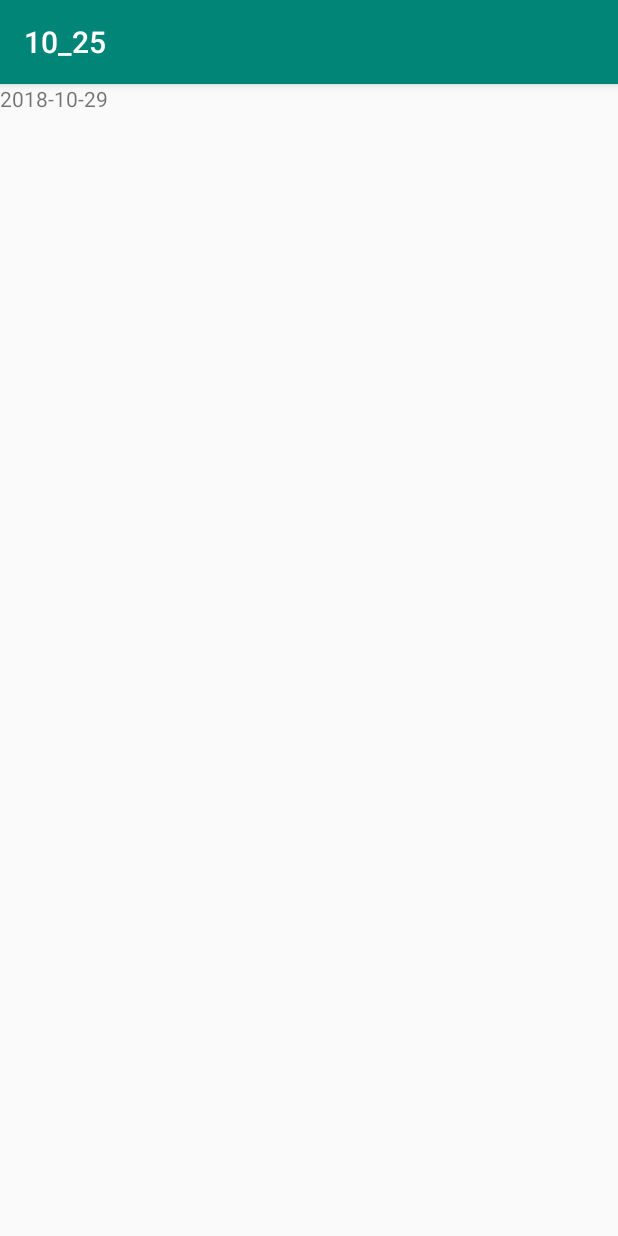
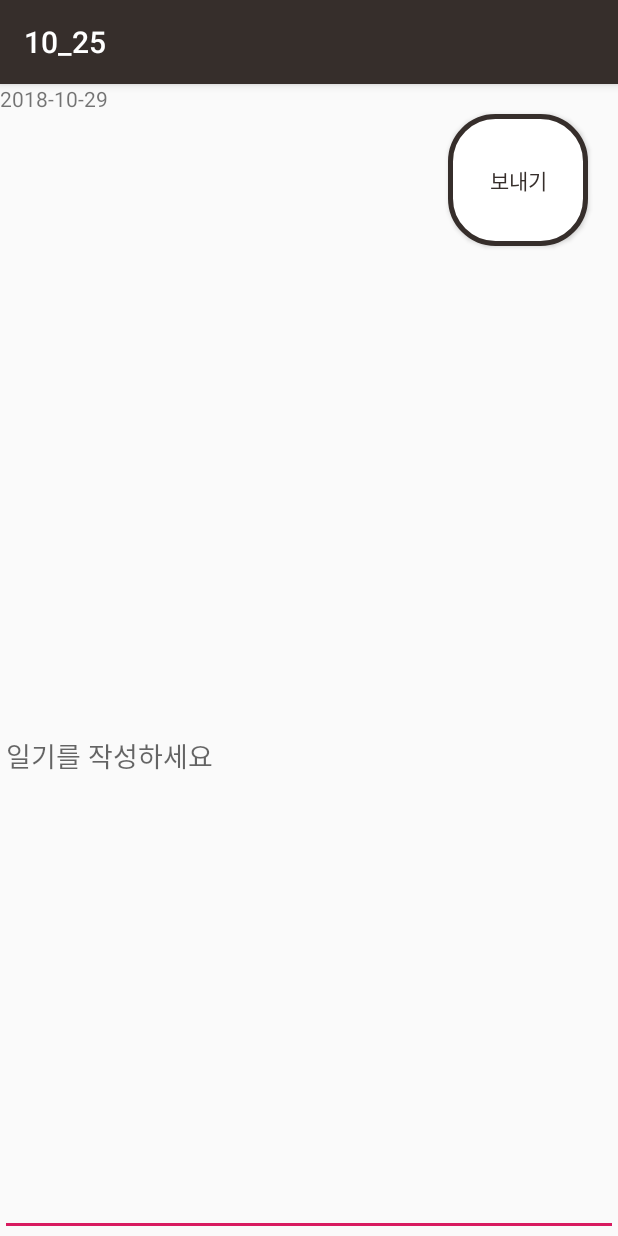
Before and after one commit to Kibaepark/diary, an Android app: the MainActivity screen opened directly, with no data from a screen before it, after a tap on "일기쓰기", on a phone screen of 412 x 824 dp. Run offline under Robolectric (Android 15) with nearby library versions, the phone set to English and light mode, and no system bars; libraries missing offline, so code that uses them is left out: com.kakao.usermgmt.

Commit message:
일기 전송 성공

```diff
--- a/app/src/main/java/com/example/ki/a10_25/MainActivity.java
+++ b/app/src/main/java/com/example/ki/a10_25/MainActivity.java
@@ -9,12 +9,12 @@ import android.util.Log;
 import android.view.View;
 import android.widget.Button;
 import android.widget.DatePicker;
-import android.widget.Toast;
 
-public class MainActivity extends AppCompatActivity {
+public class MainActivity extends AppCompatActivity implements View.OnClickListener {
     private DatePicker datePicker;//날짜를 선택하는 달력
     private Button button1;
     private Button button2;
+    private long id;
 
 
     @RequiresApi(api = Build.VERSION_CODES.O)
@@ -22,31 +22,34 @@ public class MainActivity extends AppCompatActivity {
     protected void onCreate(Bundle savedInstanceState) {
         super.onCreate(savedInstanceState);
         setContentView(R.layout.activity_main);
+        init();
+    }
+
+    private void init(){
+        id=getIntent().getLongExtra("id",id);
+        Log.e("id",Long.toString(getIntent().getLongExtra("id",id)));
         datePicker=(DatePicker)findViewById(R.id.datePicker);
+        button1  =(Button) findViewById(R.id.button1);
+        button1.setOnClickListener(this);
+        button2 =(Button) findViewById(R.id.button2);
+        button2.setOnClickListener(this);
+    }
 
-        button1  =(Button) findViewById(R.id.button1);
-        button1.setOnClickListener(new View.OnClickListener() {
     @Override
     public void onClick(View v) {
         String result = String.format("%d-%d-%d", datePicker.getYear(), datePicker.getMonth() + 1, datePicker.getDayOfMonth());
-                Toast.makeText(MainActivity.this, result, Toast.LENGTH_SHORT).show();
-                Intent intent = new Intent(MainActivity.this, Main2Activity.class );
+        Intent intent;
+        if (v.getId()==R.id.button1){
+            intent = new Intent(MainActivity.this, diaryReadActivity.class );
             intent.putExtra("date",result);
+            intent.putExtra("id",id);
             startActivity(intent);
         }
-        });
-        button2 =(Button) findViewById(R.id.button2);
-        button2.setOnClickListener(new View.OnClickListener() {
-            @Override
-            public void onClick(View v) {
-                String result = String.format("%d-%d-%d", datePicker.getYear(), datePicker.getMonth() + 1, datePicker.getDayOfMonth());
-                Intent intent = new Intent(MainActivity.this, Main3Activity.class);
+        else if (v.getId()==R.id.button2){
+            intent = new Intent(MainActivity.this, diaryWriteActivity.class);
             intent.putExtra("date",result);
+            intent.putExtra("id",id);
             startActivity(intent);
         }
-        });
-
-
-
     }
 }
--- a/app/src/main/java/com/example/ki/a10_25/Main3Activity.java
+++ b/app/src/main/java/com/example/ki/a10_25/diaryReadActivity.java
@@ -1,20 +1,23 @@
 package com.example.ki.a10_25;
 
+import android.support.v7.app.AppCompatActivity;
 import android.os.Bundle;
-import android.support.v7.app.AppCompatActivity;
+import android.util.Log;
 import android.widget.TextView;
 
-public class Main3Activity extends AppCompatActivity {
+public class diaryReadActivity extends AppCompatActivity {
 
     private String date;
     private TextView tw;
-
+    private long id;
     @Override
     protected void onCreate(Bundle savedInstanceState) {
         super.onCreate(savedInstanceState);
-        setContentView(R.layout.activity_main3);
+        setContentView(R.layout.activity_read);
         date=getIntent().getStringExtra("date");
         tw=(TextView)findViewById(R.id.text);
         tw.setText(date);
+        id=getIntent().getLongExtra("id",id);
+        Log.e("idd",Long.toString(getIntent().getLongExtra("id",id)));
     }
 }
--- /dev/null
+++ b/app/src/main/res/drawable/btn_bg.xml
@@ -0,0 +1,23 @@
+<?xml version="1.0" encoding="utf-8"?>
+<shape
+    xmlns:android="http://schemas.android.com/apk/res/android"
+    android:shape="rectangle">
+
+    <!-- 테두리 내부 색상 설정 -->
+    <solid android:color="@android:color/white" />
+
+    <!-- 테두리 내부 여백 설정 -->
+    <padding
+        android:bottom="8dp"
+        android:left="8dp"
+        android:right="8dp"
+        android:top="8dp" />
+    <corners
+        android:radius="30dp"/>
+
+    <!-- 테두리 설정: 두께, 색상 -->
+    <stroke
+        android:width="3dp"
+        android:color="#362e2b" />
+
+</shape>
--- a/app/src/main/res/layout/activity_main3.xml
+++ /dev/null
@@ -1,18 +0,0 @@
-<?xml version="1.0" encoding="utf-8"?>
-<LinearLayout xmlns:android="http://schemas.android.com/apk/res/android"
-    xmlns:app="http://schemas.android.com/apk/res-auto"
-    xmlns:tools="http://schemas.android.com/tools"
-    android:layout_width="match_parent"
-    android:layout_height="match_parent"
-    android:orientation="vertical"
-    android:contentDescription="@string/app_name"
-    tools:context=".MainActivity">
-
-
-    <TextView
-        android:layout_width="wrap_content"
-        android:layout_height="wrap_content"
-        android:text="@string/ㅅㅂ"
-        android:id="@+id/text"/>
-
-</LinearLayout>
--- /dev/null
+++ b/app/src/main/res/layout/activity_write.xml
@@ -0,0 +1,41 @@
+<?xml version="1.0" encoding="utf-8"?>
+<LinearLayout xmlns:android="http://schemas.android.com/apk/res/android"
+    xmlns:app="http://schemas.android.com/apk/res-auto"
+    xmlns:tools="http://schemas.android.com/tools"
+    android:layout_width="match_parent"
+    android:layout_height="match_parent"
+    android:orientation="vertical"
+    android:contentDescription="@string/app_name"
+    tools:context=".MainActivity">
+
+
+    <LinearLayout
+        android:layout_width="match_parent"
+        android:layout_height="0dp"
+        android:layout_weight="1">
+        <TextView
+            android:layout_width="0dp"
+            android:layout_height="match_parent"
+            android:text="@string/ㅅㅂ"
+            android:layout_weight="3"
+            android:id="@+id/text"/>
+        <Button
+            android:layout_width="0dp"
+            android:layout_height="match_parent"
+            android:layout_weight="1"
+            android:text="보내기"
+            android:textColor="@color/colorPrimary"
+            android:layout_margin="20dp"
+            android:background="@drawable/btn_bg"
+            android:id="@+id/send_btn"/>
+    </LinearLayout>
+
+    <EditText
+        android:layout_width="match_parent"
+        android:layout_height="0dp"
+        android:layout_weight="5"
+        android:hint="일기를 작성하세요"
+        android:imeOptions="actionDone"
+        android:id="@+id/write"/>
+
+</LinearLayout>
--- a/app/src/main/res/values/colors.xml
+++ b/app/src/main/res/values/colors.xml
@@ -1,6 +1,6 @@
 <?xml version="1.0" encoding="utf-8"?>
 <resources>
-    <color name="colorPrimary">#008577</color>
-    <color name="colorPrimaryDark">#00574B</color>
+    <color name="colorPrimary">#362e2b</color>
+    <color name="colorPrimaryDark">#362e2b</color>
     <color name="colorAccent">#D81B60</color>
 </resources>
```
Also changed, not shown: app/src/main/AndroidManifest.xml (+4 -3 lines), app/src/main/java/com/example/ki/a10_25/Main2Activity.java (deleted, +0 -19 lines), app/src/main/java/com/example/ki/a10_25/diaryWriteActivity.java (added, +155 -0 lines), app/src/main/java/com/example/ki/a10_25/kakao_login/KakaoLoginActivity.java (+1 -10 lines), app/src/main/res/layout/activity_read.xml (renamed from app/src/main/res/layout/activity_main2.xml). Lines whose indentation alone changed are shown as unchanged.
